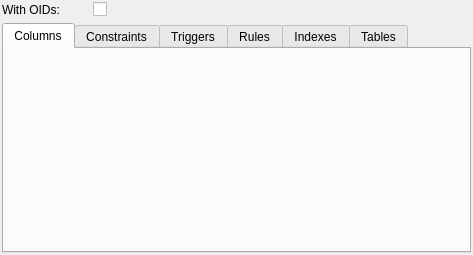
pgmodeler/pgmodeler, file libpgmodeler_ui/ui/tablewidget.ui: the form before one commit.
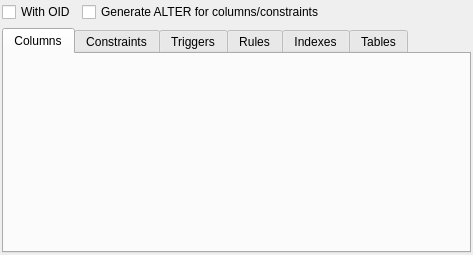
The form after the commit.

Commit message: Fixed the "ignore duplicity" bug for columns when exporting model (#271)

Diff of the .ui file:
```diff
--- a/libpgmodeler_ui/ui/tablewidget.ui
+++ b/libpgmodeler_ui/ui/tablewidget.ui
@@ -35,41 +35,6 @@
    <property name="spacing">
     <number>6</number>
    </property>
-   <item row="0" column="0">
-    <widget class="QLabel" name="with_oids_lbl">
-     <property name="sizePolicy">
-      <sizepolicy hsizetype="Fixed" vsizetype="Preferred">
-       <horstretch>0</horstretch>
-       <verstretch>0</verstretch>
-      </sizepolicy>
-     </property>
-     <property name="minimumSize">
-      <size>
-       <width>85</width>
-       <height>0</height>
-      </size>
-     </property>
-     <property name="maximumSize">
-      <size>
-       <width>85</width>
-       <height>16777215</height>
-      </size>
-     </property>
-     <property name="text">
-      <string>With OIDs:</string>
-     </property>
-    </widget>
-   </item>
-   <item row="0" column="1">
-    <widget class="QCheckBox" name="with_oids_chk">
-     <property name="text">
-      <string/>
-     </property>
-     <property name="checked">
-      <bool>false</bool>
-     </property>
-    </widget>
-   </item>
    <item row="1" column="0" colspan="2">
     <widget class="QTabWidget" name="attributes_tbw">
      <property name="currentIndex">
@@ -107,6 +72,29 @@
      </widget>
     </widget>
    </item>
+   <item row="0" column="0">
+    <widget class="QCheckBox" name="with_oids_chk">
+     <property name="text">
+      <string>With OID</string>
+     </property>
+     <property name="checked">
+      <bool>false</bool>
+     </property>
+    </widget>
+   </item>
+   <item row="0" column="1">
+    <widget class="QCheckBox" name="gen_alter_cmds_chk">
+     <property name="sizePolicy">
+      <sizepolicy hsizetype="Expanding" vsizetype="Fixed">
+       <horstretch>0</horstretch>
+       <verstretch>0</verstretch>
+      </sizepolicy>
+     </property>
+     <property name="text">
+      <string>Generate ALTER for columns/constraints</string>
+     </property>
+    </widget>
+   </item>
   </layout>
  </widget>
  <resources/>
```
The commit also changes 38 other files.
